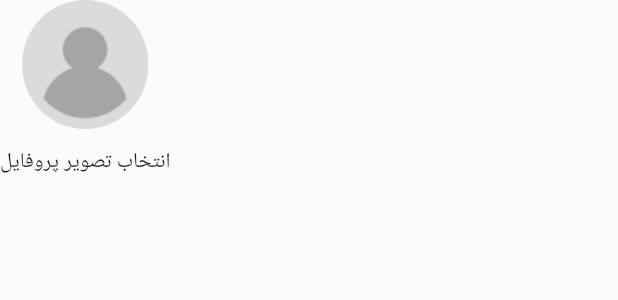
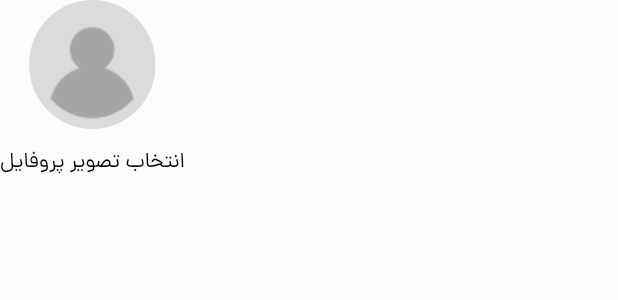
Before and after one commit to kiarash-nazari/Watch-Store-Bloc, a Flutter app: the Avatar widget shown alone on an empty page, opened directly, on a phone screen of 412 x 824 dp. Shown: the top 300 px of the screen. Run offline on Flutter 3.47's test engine with Material 2 defaults, Android fonts, the phone set to English and light mode, and no system bars.

Commit message:
text styles and appbar

```diff
--- a/lib/components/text_style.dart
+++ b/lib/components/text_style.dart
@@ -0,0 +1,33 @@
+import 'package:bloc_watch_store/gen/fonts.gen.dart';
+import 'package:bloc_watch_store/res/colors.dart';
+import 'package:flutter/material.dart';
+
+class LightTextAppStyle {
+  LightTextAppStyle._();
+
+  static const TextStyle title = TextStyle(
+    fontFamily: FontFamily.dana,
+    fontSize: 14,
+    color: AppColors.title,
+  );
+  static const TextStyle hint = TextStyle(
+    fontFamily: FontFamily.dana,
+    fontSize: 14,
+    color: AppColors.hint,
+  );
+  static const TextStyle avatar = TextStyle(
+      fontFamily: FontFamily.dana,
+      fontSize: 14,
+      color: AppColors.title,
+      fontWeight: FontWeight.w400);
+  static const TextStyle mainButton = TextStyle(
+      fontFamily: FontFamily.dana,
+      fontSize: 15,
+      color: AppColors.mainButtonText,
+      fontWeight: FontWeight.w500);
+  static const TextStyle primeriLinks = TextStyle(
+      fontFamily: FontFamily.dana,
+      fontSize: 15,
+      color: AppColors.primaryColor,
+      fontWeight: FontWeight.w500);
+}
--- /dev/null
+++ b/lib/gen/fonts.gen.dart
@@ -0,0 +1,15 @@
+/// GENERATED CODE - DO NOT MODIFY BY HAND
+/// *****************************************************
+///  FlutterGen
+/// *****************************************************
+
+// coverage:ignore-file
+// ignore_for_file: type=lint
+// ignore_for_file: directives_ordering,unnecessary_import,implicit_dynamic_list_literal,deprecated_member_use
+
+class FontFamily {
+  FontFamily._();
+
+  /// Font family: dana
+  static const String dana = 'dana';
+}
--- a/lib/screens/get_otp_screen.dart
+++ b/lib/screens/get_otp_screen.dart
@@ -1,4 +1,5 @@
 import 'package:bloc_watch_store/components/extention.dart';
+import 'package:bloc_watch_store/components/text_style.dart';
 import 'package:bloc_watch_store/gen/assets.gen.dart';
 import 'package:bloc_watch_store/res/dimesns.dart';
 import 'package:bloc_watch_store/res/stings.dart';
@@ -23,9 +24,11 @@ class GetOtpScreen extends StatelessWidget {
           Text(
             AppStrings.otpCodeSendFor
                 .replaceAll(AppStrings.replace, "+35797671079"),
+            style: LightTextAppStyle.title,
           ),
           const Text(
             AppStrings.wrongNumberEditNumber,
+            style: LightTextAppStyle.primeriLinks,
           ),
           Dimens.meduim.height,
           AppTextField(
--- a/lib/widgets/avatar.dart
+++ b/lib/widgets/avatar.dart
@@ -1,4 +1,5 @@
 import 'package:bloc_watch_store/components/extention.dart';
+import 'package:bloc_watch_store/components/text_style.dart';
 import 'package:bloc_watch_store/gen/assets.gen.dart';
 import 'package:bloc_watch_store/res/dimesns.dart';
 import 'package:bloc_watch_store/res/stings.dart';
@@ -20,7 +21,10 @@ class Avatar extends StatelessWidget {
           child: Image.asset(_avatarImg),
         ),
         Dimens.meduim.height,
-        const Text(AppStrings.chooseProfileImage)
+        const Text(
+          AppStrings.chooseProfileImage,
+          style: LightTextAppStyle.avatar,
+        )
       ],
     );
   }
--- a/lib/widgets/main_button.dart
+++ b/lib/widgets/main_button.dart
@@ -1,4 +1,5 @@
 import 'package:bloc_watch_store/components/button_style.dart';
+import 'package:bloc_watch_store/components/text_style.dart';
 import 'package:flutter/material.dart';
 
 class MainButton extends StatelessWidget {
@@ -15,7 +16,10 @@ class MainButton extends StatelessWidget {
       child: ElevatedButton(
         style: AppButtonStyle.mainButtonStyle,
         onPressed: onPressed,
-        child: Text(text),
+        child: Text(
+          text,
+          style: LightTextAppStyle.mainButton,
+        ),
       ),
     );
   }
```
Also changed, not shown: lib/screens/register_screen.dart (+21 -5 lines), lib/widgets/app_text_field.dart (+10 -2 lines), pubspec.yaml (+9 -11 lines), assets/fonts/dana-300.ttf (added), assets/fonts/dana-400.ttf (added), assets/fonts/dana-500.ttf (added).
